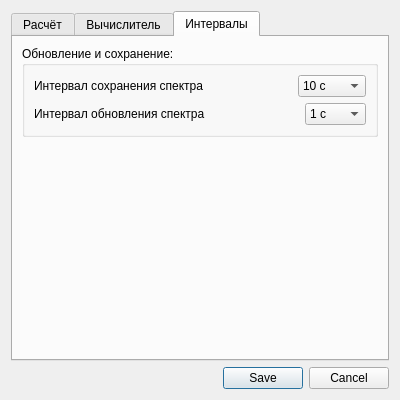
The window that ui/settingsdialog.ui (Maxmaxgggg/Spectrum) describes before a commit, drawn with Qt 5.
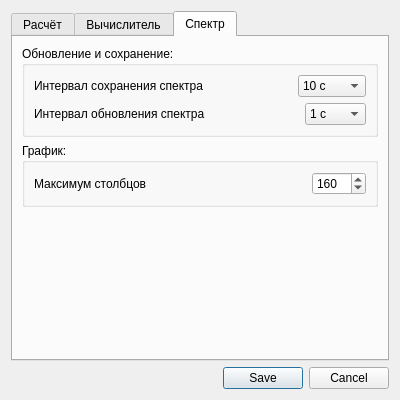
The same window after the commit. The open tabs and pages were chosen to show the change. Icons and pictures are not drawn.

Commit message: Схематический график: потолок числа столбцов в настройках

```diff
--- a/ui/settingsdialog.ui
+++ b/ui/settingsdialog.ui
@@ -280,7 +280,7 @@
      </widget>
      <widget class="QWidget" name="savingTab">
       <attribute name="title">
-       <string>Интервалы</string>
+       <string>Спектр</string>
       </attribute>
       <layout class="QVBoxLayout" name="savingTabLayout">
        <item>
@@ -398,6 +398,51 @@
          </layout>
         </widget>
        </item>
+       <item>
+        <widget class="QGroupBox" name="plotGBX">
+         <property name="title">
+          <string>График:</string>
+         </property>
+         <layout class="QHBoxLayout" name="plotLayout">
+          <item>
+           <widget class="QLabel" name="maxPlotBarsLBL">
+            <property name="text">
+             <string>Максимум столбцов</string>
+            </property>
+           </widget>
+          </item>
+          <item>
+           <spacer name="plotSpacer">
+            <property name="orientation">
+             <enum>Qt::Horizontal</enum>
+            </property>
+            <property name="sizeHint" stdset="0">
+             <size>
+              <width>40</width>
+              <height>20</height>
+             </size>
+            </property>
+           </spacer>
+          </item>
+          <item>
+           <widget class="QSpinBox" name="maxPlotBarsSPB">
+            <property name="minimum">
+             <number>8</number>
+            </property>
+            <property name="maximum">
+             <number>2049</number>
+            </property>
+            <property name="singleStep">
+             <number>8</number>
+            </property>
+            <property name="value">
+             <number>160</number>
+            </property>
+           </widget>
+          </item>
+         </layout>
+        </widget>
+       </item>
        <item>
         <spacer name="savingTabSpacer">
          <property name="orientation">
```
The commit also changes 5 other files.
